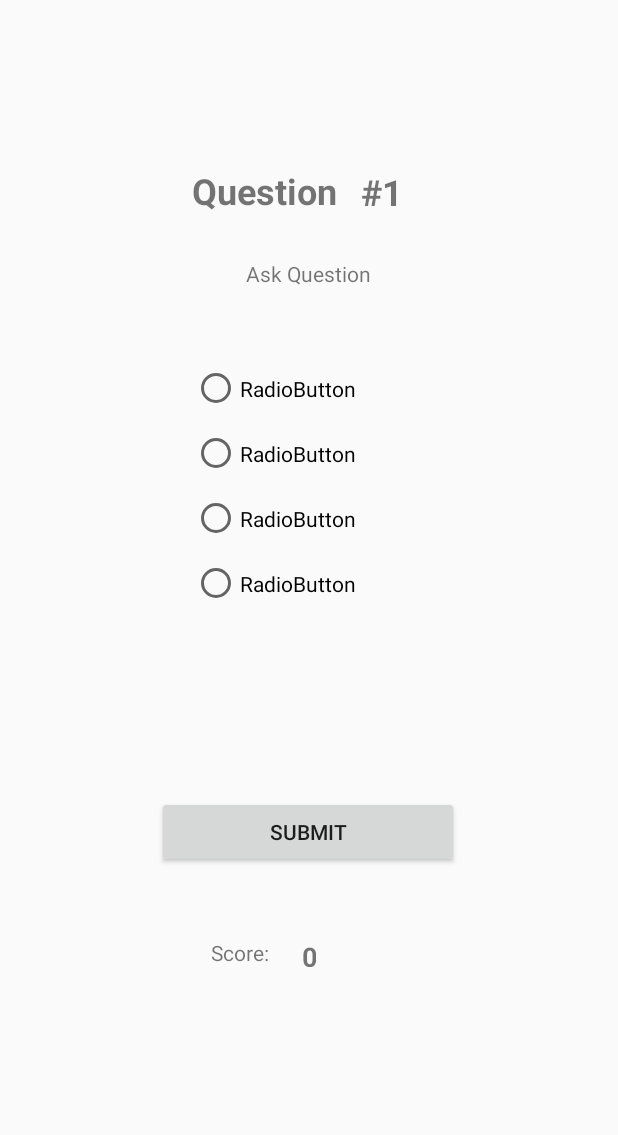
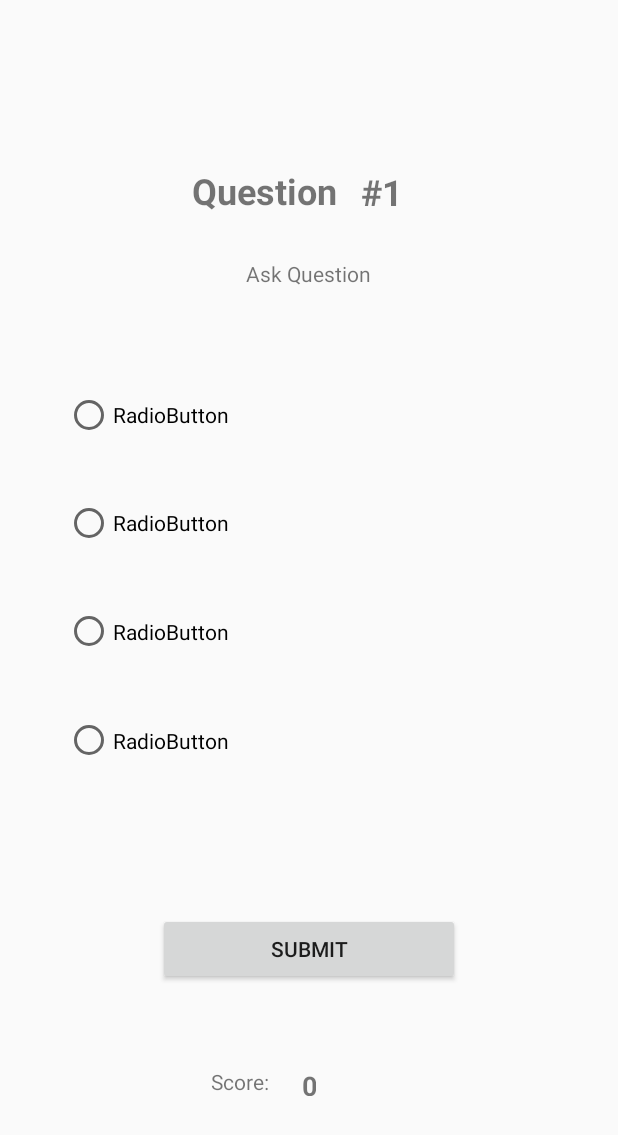
Before and after one commit to jch1902/AndroidProject1, an Android app: the layout question_view.xml on its own in the app's theme, with its tools: preview values and no code run, on a phone screen of 412 x 824 dp. Shown: the top 1135 px of the screen. Run offline under Robolectric (Android 15) with nearby library versions, the phone set to English and light mode, and no system bars.

Commit message:
Update question_view.xml

```diff
--- a/app/src/main/res/layout/question_view.xml
+++ b/app/src/main/res/layout/question_view.xml
@@ -77,10 +77,9 @@
         android:text="Submit"
         app:layout_constraintBottom_toBottomOf="parent"
         app:layout_constraintEnd_toEndOf="parent"
-        app:layout_constraintHorizontal_bias="0.498"
         app:layout_constraintStart_toStartOf="parent"
         app:layout_constraintTop_toTopOf="parent"
-        app:layout_constraintVertical_bias="0.688" />
+        app:layout_constraintVertical_bias="0.79" />
 
     <TextView
         android:id="@+id/scoreView"
@@ -99,7 +98,7 @@
         app:layout_constraintEnd_toEndOf="parent"
         app:layout_constraintStart_toStartOf="parent"
         app:layout_constraintTop_toTopOf="parent"
-        app:layout_constraintVertical_bias="0.783" />
+        app:layout_constraintVertical_bias="0.892" />
 
     <TextView
         android:id="@+id/textView6"
@@ -117,12 +116,12 @@
         app:layout_constraintHorizontal_bias="0.371"
         app:layout_constraintStart_toStartOf="parent"
         app:layout_constraintTop_toTopOf="parent"
-        app:layout_constraintVertical_bias="0.783" />
+        app:layout_constraintVertical_bias="0.892" />
 
     <RadioGroup
         android:id="@+id/radioGroup"
-        android:layout_width="154dp"
-        android:layout_height="173dp"
+        android:layout_width="325dp"
+        android:layout_height="289dp"
         android:layout_marginStart="8dp"
         android:layout_marginLeft="8dp"
         android:layout_marginTop="8dp"
@@ -131,20 +130,19 @@
         android:layout_marginBottom="8dp"
         app:layout_constraintBottom_toBottomOf="parent"
         app:layout_constraintEnd_toEndOf="parent"
-        app:layout_constraintHorizontal_bias="0.497"
         app:layout_constraintStart_toStartOf="parent"
         app:layout_constraintTop_toTopOf="parent"
-        app:layout_constraintVertical_bias="0.361">
+        app:layout_constraintVertical_bias="0.448">
 
         <RadioButton
-            android:id="@+id/answerA"
+            android:id="@+id/answerB"
             android:layout_width="wrap_content"
             android:layout_height="wrap_content"
             android:layout_weight="1"
             android:text="RadioButton" />
 
         <RadioButton
-            android:id="@+id/answerB"
+            android:id="@+id/answerA"
             android:layout_width="wrap_content"
             android:layout_height="wrap_content"
             android:layout_weight="1"
```
